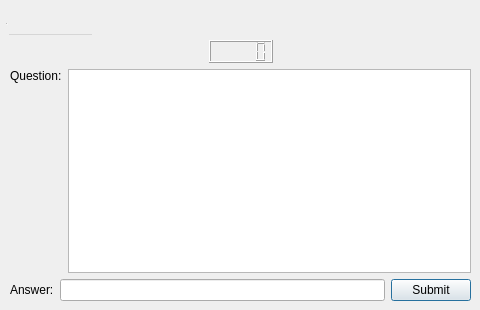
mwstrfld/FFLineupOptimizer, file AddPlayerDialog.ui: the form before one commit.
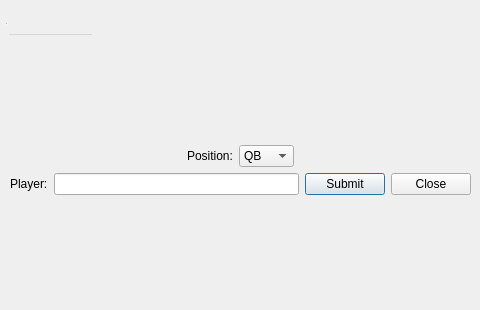
The form after the commit.

Commit message: Now adding players to team.

```diff
--- a/AddPlayerDialog.ui
+++ b/AddPlayerDialog.ui
@@ -51,7 +51,7 @@
     </rect>
    </property>
   </widget>
-  <widget class="QWidget" name="">
+  <widget class="QWidget" name="layoutWidget">
    <property name="geometry">
     <rect>
      <x>10</x>
@@ -61,73 +61,82 @@
     </rect>
    </property>
    <layout class="QVBoxLayout" name="verticalLayout_3">
-    <item>
-     <layout class="QHBoxLayout" name="horizontalLayout_3">
-      <item>
-       <spacer name="horizontalSpacer">
-        <property name="orientation">
-         <enum>Qt::Horizontal</enum>
-        </property>
-        <property name="sizeHint" stdset="0">
-         <size>
-          <width>40</width>
-          <height>20</height>
-         </size>
-        </property>
-       </spacer>
-      </item>
-      <item>
-       <widget class="QLCDNumber" name="clockDisplay"/>
-      </item>
-      <item>
-       <spacer name="horizontalSpacer_2">
-        <property name="orientation">
-         <enum>Qt::Horizontal</enum>
-        </property>
-        <property name="sizeHint" stdset="0">
-         <size>
-          <width>40</width>
-          <height>20</height>
-         </size>
-        </property>
-       </spacer>
-      </item>
-     </layout>
-    </item>
     <item>
      <layout class="QVBoxLayout" name="verticalLayout_2">
       <item>
        <layout class="QHBoxLayout" name="horizontalLayout">
         <item>
-         <layout class="QVBoxLayout" name="verticalLayout">
+         <spacer name="horizontalSpacer_2">
+          <property name="orientation">
+           <enum>Qt::Horizontal</enum>
+          </property>
+          <property name="sizeHint" stdset="0">
+           <size>
+            <width>40</width>
+            <height>20</height>
+           </size>
+          </property>
+         </spacer>
+        </item>
+        <item>
+         <widget class="QLabel" name="positionLabel">
+          <property name="text">
+           <string>Position:</string>
+          </property>
+         </widget>
+        </item>
+        <item>
+         <widget class="QComboBox" name="positionComboBox">
+          <property name="sizePolicy">
+           <sizepolicy hsizetype="Minimum" vsizetype="Fixed">
+            <horstretch>0</horstretch>
+            <verstretch>0</verstretch>
+           </sizepolicy>
+          </property>
           <item>
-           <widget class="QLabel" name="questionLabel">
-            <property name="text">
-             <string>Question:</string>
-            </property>
-           </widget>
+           <property name="text">
+            <string>QB</string>
+           </property>
           </item>
           <item>
-           <spacer name="verticalSpacer">
-            <property name="orientation">
-             <enum>Qt::Vertical</enum>
-            </property>
-            <property name="sizeHint" stdset="0">
-             <size>
-              <width>20</width>
-              <height>40</height>
-             </size>
-            </property>
-           </spacer>
+           <property name="text">
+            <string>WR</string>
+           </property>
           </item>
-         </layout>
+          <item>
+           <property name="text">
+            <string>RB</string>
+           </property>
+          </item>
+          <item>
+           <property name="text">
+            <string>TE</string>
+           </property>
+          </item>
+          <item>
+           <property name="text">
+            <string>K</string>
+           </property>
+          </item>
+          <item>
+           <property name="text">
+            <string>DST</string>
+           </property>
+          </item>
+         </widget>
         </item>
         <item>
-         <widget class="QTextBrowser" name="questionTextBrowser">
-          <property name="verticalScrollBarPolicy">
-           <enum>Qt::ScrollBarAlwaysOff</enum>
+         <spacer name="horizontalSpacer">
+          <property name="orientation">
+           <enum>Qt::Horizontal</enum>
           </property>
-         </widget>
+          <property name="sizeHint" stdset="0">
+           <size>
+            <width>40</width>
+            <height>20</height>
+           </size>
+          </property>
+         </spacer>
         </item>
        </layout>
       </item>
@@ -136,7 +145,7 @@
         <item>
          <widget class="QLabel" name="answerLabel">
           <property name="text">
-           <string>Answer:</string>
+           <string>Player:</string>
           </property>
          </widget>
         </item>
@@ -150,6 +159,13 @@
           </property>
          </widget>
         </item>
+        <item>
+         <widget class="QPushButton" name="closeButton">
+          <property name="text">
+           <string>Close</string>
+          </property>
+         </widget>
+        </item>
        </layout>
       </item>
      </layout>
```
Left out of the diff: 10 changed lines with no effect on the pictures. The commit also changes 6 other files.
